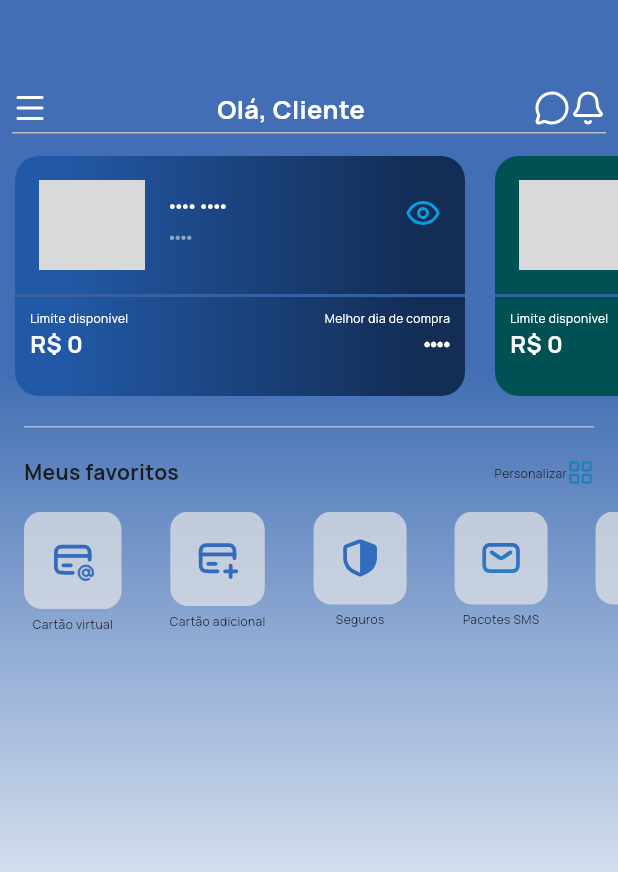
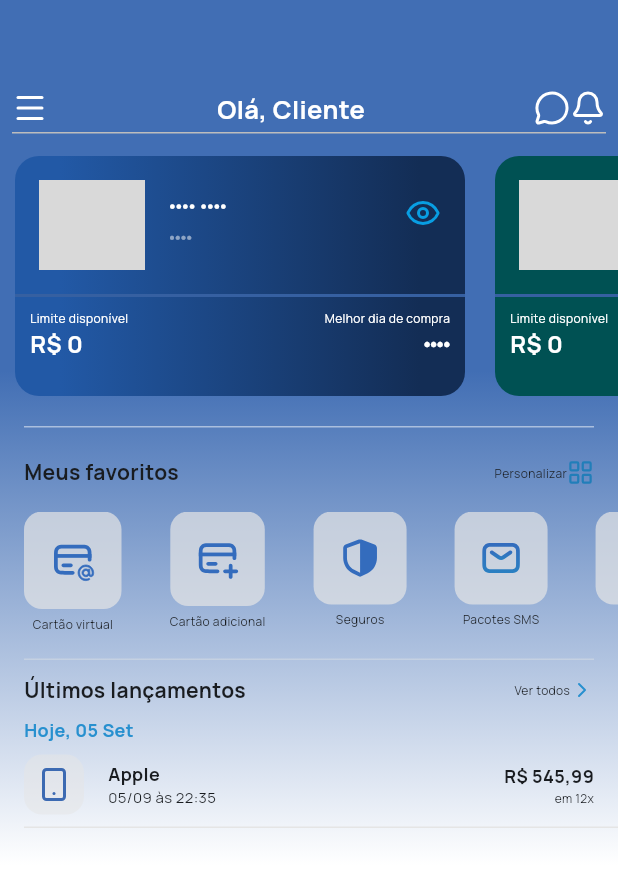
Before and after one commit to mard3nnn/gs3_mobile, a Flutter app: the HomePresentation screen opened by its route, on a phone screen of 412 x 824 dp. Shown: the top 872 px of the screen. Run offline on Flutter 3.47's test engine with Material 3 defaults, Android fonts, the phone set to English and light mode, and no system bars; our stand-ins replace fluro, flutter_svg, get_it, google_fonts, lucide_icons_flutter, rxdart.

Commit message:
chore: Adicionando histórico na home

```diff
--- /dev/null
+++ b/lib/modules/home/presentation/components/history/history_icon.dart
@@ -0,0 +1,25 @@
+import 'package:flutter/material.dart';
+import 'package:lucide_icons_flutter/lucide_icons.dart';
+
+class HistoryIcon extends StatelessWidget {
+  const HistoryIcon({super.key});
+
+  @override
+  Widget build(BuildContext context) {
+    return Row(
+      children: [
+        Container(
+          decoration: BoxDecoration(
+            color: const Color.fromRGBO(229, 229, 229, 1.0).withOpacity(.5),
+            borderRadius: BorderRadius.circular(12),
+          ),
+          padding: const EdgeInsets.all(8),
+          child: const Icon(
+            LucideIcons.smartphone,
+            color: Color.fromRGBO(60, 106, 178, 1),
+          ),
+        ),
+      ],
+    );
+  }
+}
--- /dev/null
+++ b/lib/modules/home/presentation/components/history/tile_history.dart
@@ -0,0 +1,74 @@
+import 'package:flutter/material.dart';
+
+import '../../../../../design_system/ds.dart';
+import 'history_icon.dart';
+
+class TileHistory extends StatelessWidget {
+  const TileHistory({super.key});
+
+  @override
+  Widget build(BuildContext context) {
+    return Container(
+      width: MediaQuery.of(context).size.width,
+      margin: const EdgeInsets.only(left: 16),
+      child: Column(
+        crossAxisAlignment: CrossAxisAlignment.start,
+        children: [
+          const AppTypography(
+            title: 'Hoje, 05 Set',
+            fontSize: 12,
+            color: Color.fromRGBO(40, 144, 207, 1),
+            fontWeight: FontWeight.bold,
+          ),
+          const SizedBox(height: 8),
+          Row(
+            children: [
+              const HistoryIcon(),
+              Expanded(
+                child: Container(
+                  margin: const EdgeInsets.only(left: 16),
+                  child: const Column(
+                    crossAxisAlignment: CrossAxisAlignment.start,
+                    children: [
+                      AppTypography(
+                        title: 'Apple',
+                        fontSize: 12,
+                        fontWeight: FontWeight.bold,
+                      ),
+                      AppTypography(
+                        title: '05/09 às 22:35',
+                        fontSize: 10,
+                      ),
+                    ],
+                  ),
+                ),
+              ),
+              Container(
+                margin: const EdgeInsets.only(right: 16),
+                child: const Column(
+                  crossAxisAlignment: CrossAxisAlignment.end,
+                  children: [
+                    AppTypography(
+                      title: 'R\$ 545,99',
+                      fontSize: 12,
+                      fontWeight: FontWeight.bold,
+                    ),
+                    AppTypography(
+                      title: 'em 12x',
+                      fontSize: 8,
+                    ),
+                  ],
+                ),
+              )
+            ],
+          ),
+          Container(
+            height: 1,
+            margin: const EdgeInsets.only(bottom: 8, top: 8),
+            color: const Color.fromRGBO(229, 229, 229, 1),
+          )
+        ],
+      ),
+    );
+  }
+}
--- a/lib/modules/home/presentation/home_presentation.dart
+++ b/lib/modules/home/presentation/home_presentation.dart
@@ -5,6 +5,7 @@ import 'package:gs3_app/modules/home/presentation/components/home_top_bar.dart';
 import 'package:lucide_icons_flutter/lucide_icons.dart';
 
 import '../data/constants/home_favorites_constants.dart';
+import 'components/history/tile_history.dart';
 import 'components/home_favorites_card.dart';
 
 class HomePresentation extends StatelessWidget {
@@ -19,7 +20,7 @@ class HomePresentation extends StatelessWidget {
         decoration: const BoxDecoration(
           gradient: LinearGradient(
             colors: [
-              Color.fromRGBO(209, 220, 237, 1),
+              Colors.white,
               Color.fromRGBO(65, 110, 180, 1),
             ],
             stops: [.3, .7],
@@ -105,7 +106,39 @@ class HomePresentation extends StatelessWidget {
                     },
                   ),
                 ),
-              )
+              ),
+              const SizedBox(height: 8),
+              Container(
+                color: const Color.fromRGBO(229, 229, 229, 1).withOpacity(.4),
+                height: 1,
+                margin: const EdgeInsets.symmetric(horizontal: 16),
+              ),
+              const SizedBox(height: 10),
+              Container(
+                margin: const EdgeInsets.symmetric(horizontal: 16),
+                child: const Row(
+                  mainAxisAlignment: MainAxisAlignment.spaceBetween,
+                  children: [
+                    AppTypography(
+                      title: 'Últimos lançamentos',
+                      fontWeight: FontWeight.bold,
+                      fontSize: 14,
+                    ),
+                    Row(
+                      children: [
+                        AppTypography(title: 'Ver todos', fontSize: 8),
+                        Icon(
+                          LucideIcons.chevronRight,
+                          color: Color.fromRGBO(40, 144, 207, 1),
+                          size: 16,
+                        )
+                      ],
+                    )
+                  ],
+                ),
+              ),
+              const SizedBox(height: 8),
+              TileHistory(),
             ],
           ),
         ),
```
